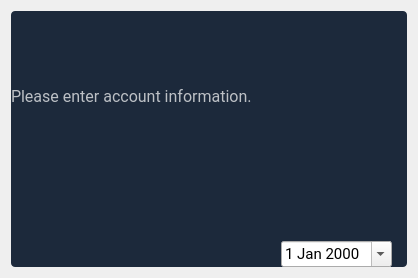
First picture: the form in budgetter/view/skeletons/AddAccount.ui, repository opierre/Budgetter, before the edit.
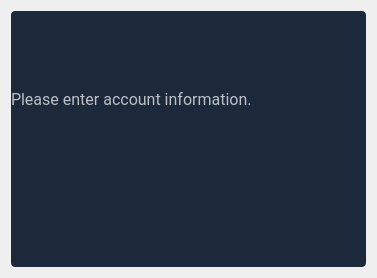
Second picture: the form after the edit. Custom widgets are drawn as their Qt base class.

Patch:
```diff
--- a/budgetter/view/skeletons/AddAccount.ui
+++ b/budgetter/view/skeletons/AddAccount.ui
@@ -6,7 +6,7 @@
    <rect>
     <x>0</x>
     <y>0</y>
-    <width>418</width>
+    <width>377</width>
     <height>278</height>
    </rect>
   </property>
@@ -129,6 +129,18 @@
           </property>
           <item>
            <widget class="MaterialOutlinedLineEdit" name="account_amount">
+            <property name="minimumSize">
+             <size>
+              <width>170</width>
+              <height>0</height>
+             </size>
+            </property>
+            <property name="maximumSize">
+             <size>
+              <width>170</width>
+              <height>16777215</height>
+             </size>
+            </property>
             <property name="font">
              <font>
               <family>Roboto</family>
@@ -138,15 +150,27 @@
            </widget>
           </item>
           <item>
-           <widget class="QDateEdit" name="account_amount_date">
+           <widget class="MaterialOutlinedDateEdit" name="account_amount_date">
+            <property name="minimumSize">
+             <size>
+              <width>150</width>
+              <height>0</height>
+             </size>
+            </property>
+            <property name="maximumSize">
+             <size>
+              <width>150</width>
+              <height>16777215</height>
+             </size>
+            </property>
             <property name="font">
              <font>
               <family>Roboto</family>
               <pointsize>11</pointsize>
              </font>
             </property>
-            <property name="calendarPopup">
-             <bool>true</bool>
+            <property name="inputMask">
+             <string/>
             </property>
            </widget>
           </item>
@@ -165,6 +189,11 @@
    <extends>QLineEdit</extends>
    <header>view.widgets.material_outlined_line_edit.h</header>
   </customwidget>
+  <customwidget>
+   <class>MaterialOutlinedDateEdit</class>
+   <extends>QLineEdit</extends>
+   <header>view.widgets.material_outlined_date_edit.h</header>
+  </customwidget>
  </customwidgets>
  <resources>
   <include location="../resources/resources.qrc"/>
```
